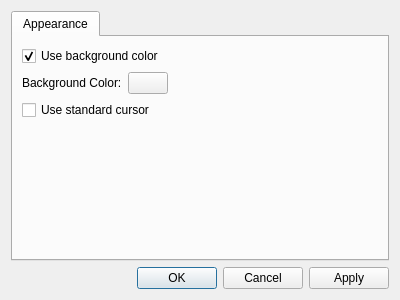
First picture: the form in qvoptionsdialog.ui, repository jurplel/qView, before the edit.
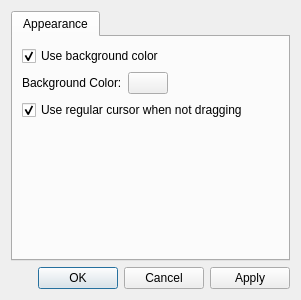
Second picture: the form after the edit.

Commit message: more preferences functionality and default window size changes

What changed in the file:
```diff
--- a/qvoptionsdialog.ui
+++ b/qvoptionsdialog.ui
@@ -6,7 +6,7 @@
    <rect>
     <x>0</x>
     <y>0</y>
-    <width>400</width>
+    <width>301</width>
     <height>300</height>
    </rect>
   </property>
@@ -51,7 +51,10 @@
        <item row="2" column="0">
         <widget class="QCheckBox" name="checkBox">
          <property name="text">
-          <string>Use standard cursor</string>
+          <string>Use regular cursor when not dragging</string>
+         </property>
+         <property name="checked">
+          <bool>true</bool>
          </property>
          <property name="tristate">
           <bool>false</bool>
```
Left out of the diff: 2 changed lines with no effect on the pictures. The commit also changes 6 other files.
